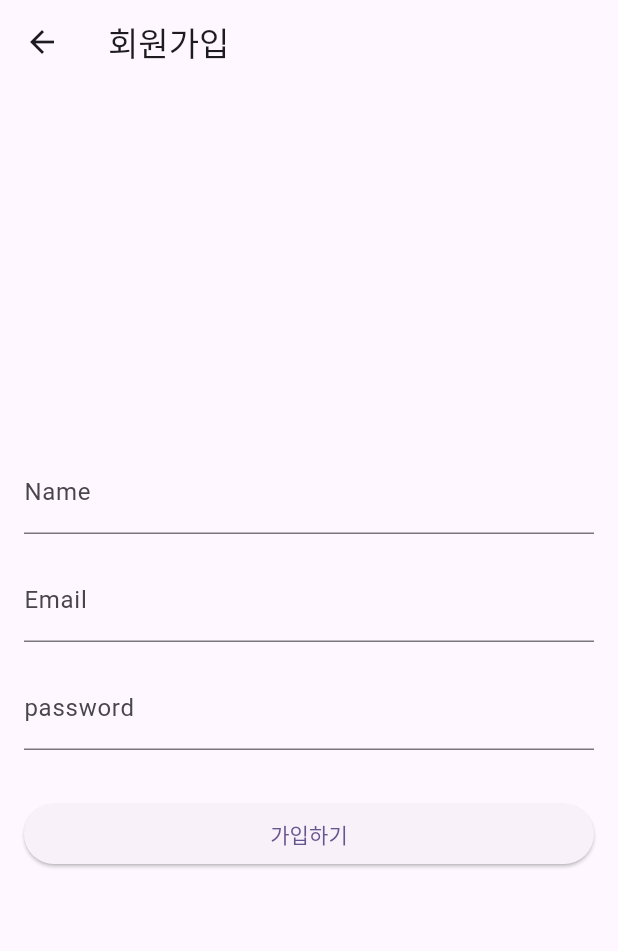
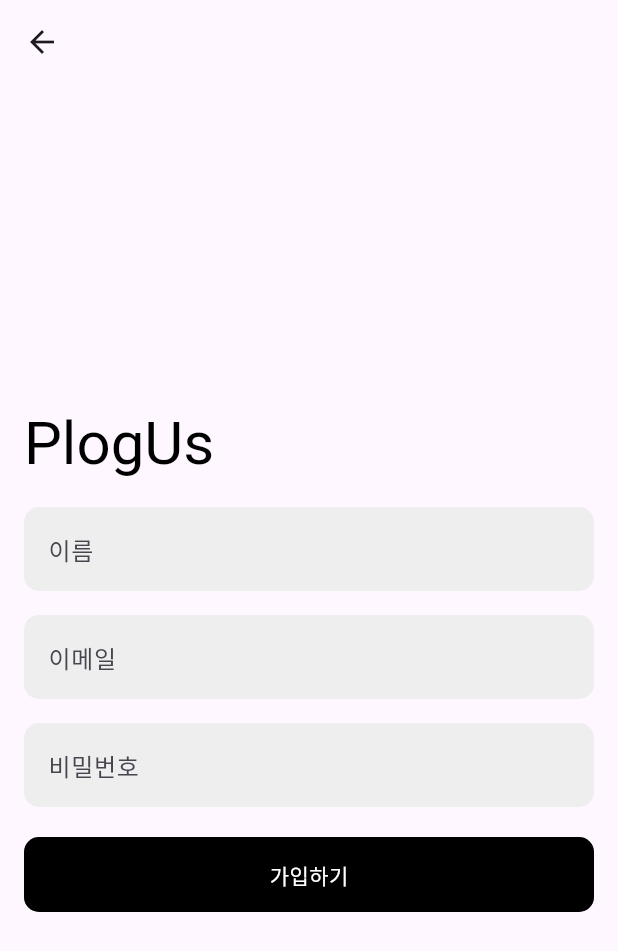
Before and after one commit to plog-us/plog-us-FE, a Flutter app: the SignUpScreen screen opened directly, on a phone screen of 412 x 824 dp. Shown: the top 951 px of the screen. Run offline on Flutter 3.47's test engine with Material 3 defaults, Android fonts, the light colour scheme and no system bars; drawn by our look-alikes of animated_text_kit; our stand-ins replace flutter_screenutil, flutter_svg, fluttertoast, geolocator, get, google_maps_flutter and 3 more.

Commit message:
feat: signin design

```diff
--- a/lib/app/view/signup_page/signup_page.dart
+++ b/lib/app/view/signup_page/signup_page.dart
@@ -1,5 +1,6 @@
 // ignore_for_file: use_build_context_synchronously
 
+import 'package:animated_text_kit/animated_text_kit.dart';
 import 'package:flutter/material.dart';
 import 'package:http/http.dart' as http;
 import 'dart:convert';
@@ -18,37 +19,108 @@ class _SignUpScreenState extends State<SignUpScreen> {
 
   @override
   Widget build(BuildContext context) {
+    double textSize = 24.0;
     return Scaffold(
-      appBar: AppBar(
-        title: const Text('회원가입'),
-      ),
+      appBar: AppBar(),
       body: Padding(
         padding: const EdgeInsets.all(16.0),
         child: Column(
           mainAxisAlignment: MainAxisAlignment.center,
           crossAxisAlignment: CrossAxisAlignment.stretch,
           children: [
+            SizedBox(
+              width: 150.0,
+              height: 50,
+              child: DefaultTextStyle(
+                style: const TextStyle(
+                  fontSize: 40.0,
+                  color: Colors.black,
+                ),
+                child: AnimatedTextKit(
+                  animatedTexts: [
+                    TypewriterAnimatedText('PlogUs',
+                        speed: const Duration(milliseconds: 250)),
+                    TypewriterAnimatedText('Welcome!'),
+                  ],
+                  repeatForever: false,
+                  totalRepeatCount: 1,
+                  onTap: () {
+                    print("Tap Event");
+                  },
+                ),
+              ),
+            ),
+            const SizedBox(height: 16.0),
             TextField(
               controller: _nameController,
-              decoration: const InputDecoration(labelText: 'Name'),
+              decoration: InputDecoration(
+                labelText: '이름',
+                filled: true,
+                fillColor: Colors.grey[200],
+                enabledBorder: OutlineInputBorder(
+                  borderSide: BorderSide.none,
+                  borderRadius: BorderRadius.circular(10.0),
+                ),
+                focusedBorder: OutlineInputBorder(
+                  borderSide: BorderSide.none,
+                  borderRadius: BorderRadius.circular(10.0),
+                ),
+              ),
             ),
             const SizedBox(height: 16.0),
             TextField(
               controller: _emailController,
-              decoration: const InputDecoration(labelText: 'Email'),
+              decoration: InputDecoration(
+                labelText: '이메일',
+                filled: true,
+                fillColor: Colors.grey[200],
+                enabledBorder: OutlineInputBorder(
+                  borderSide: BorderSide.none,
+                  borderRadius: BorderRadius.circular(10.0),
+                ),
+                focusedBorder: OutlineInputBorder(
+                  borderSide: BorderSide.none,
+                  borderRadius: BorderRadius.circular(10.0),
+                ),
+              ),
             ),
             const SizedBox(height: 16.0),
             TextField(
               controller: _passwordController,
-              decoration: const InputDecoration(labelText: 'password'),
+              decoration: InputDecoration(
+                labelText: '비밀번호',
+                filled: true,
+                fillColor: Colors.grey[200],
+                enabledBorder: OutlineInputBorder(
+                  borderSide: BorderSide.none,
+                  borderRadius: BorderRadius.circular(10.0),
+                ),
+                focusedBorder: OutlineInputBorder(
+                  borderSide: BorderSide.none,
+                  borderRadius: BorderRadius.circular(10.0),
+                ),
+              ),
               obscureText: true,
             ),
-            const SizedBox(height: 32.0),
-            ElevatedButton(
-              onPressed: () {
+            const SizedBox(height: 20.0),
+            GestureDetector(
+              onTap: () {
                 _signUp();
               },
-              child: const Text('가입하기'),
+              child: Container(
+                width: double.infinity,
+                height: 50,
+                alignment: Alignment.center,
+                decoration: BoxDecoration(
+                  border: Border.all(color: Colors.black26),
+                  borderRadius: BorderRadius.circular(10),
+                  color: const Color.fromARGB(255, 0, 0, 0),
+                ),
+                child: const Text(
+                  '가입하기',
+                  style: TextStyle(color: Color.fromARGB(255, 255, 255, 255)),
+                ),
+              ),
             ),
           ],
         ),
--- a/pubspec.yaml
+++ b/pubspec.yaml
@@ -44,6 +44,7 @@ dependencies:
   geolocator: ^10.1.0
   permission_handler: ^11.2.0
   flutter_svg: ^2.0.9
+  animated_text_kit: ^4.2.2
 
 dev_dependencies:
   flutter_test:
```
Also changed, not shown: pubspec.lock.
